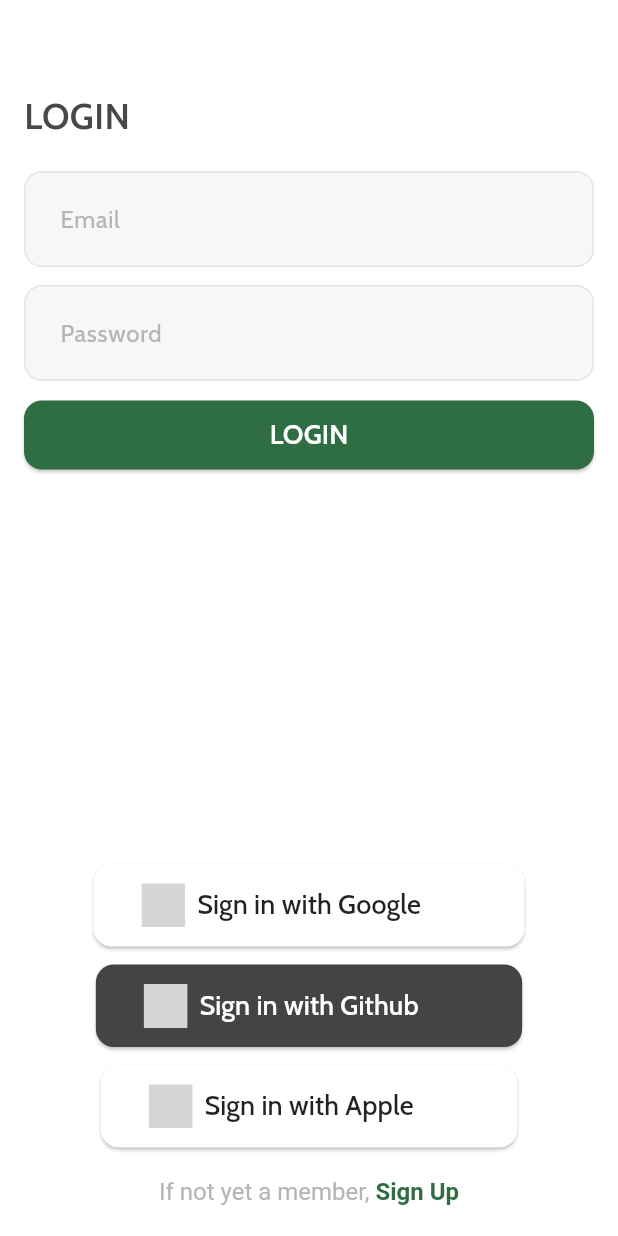
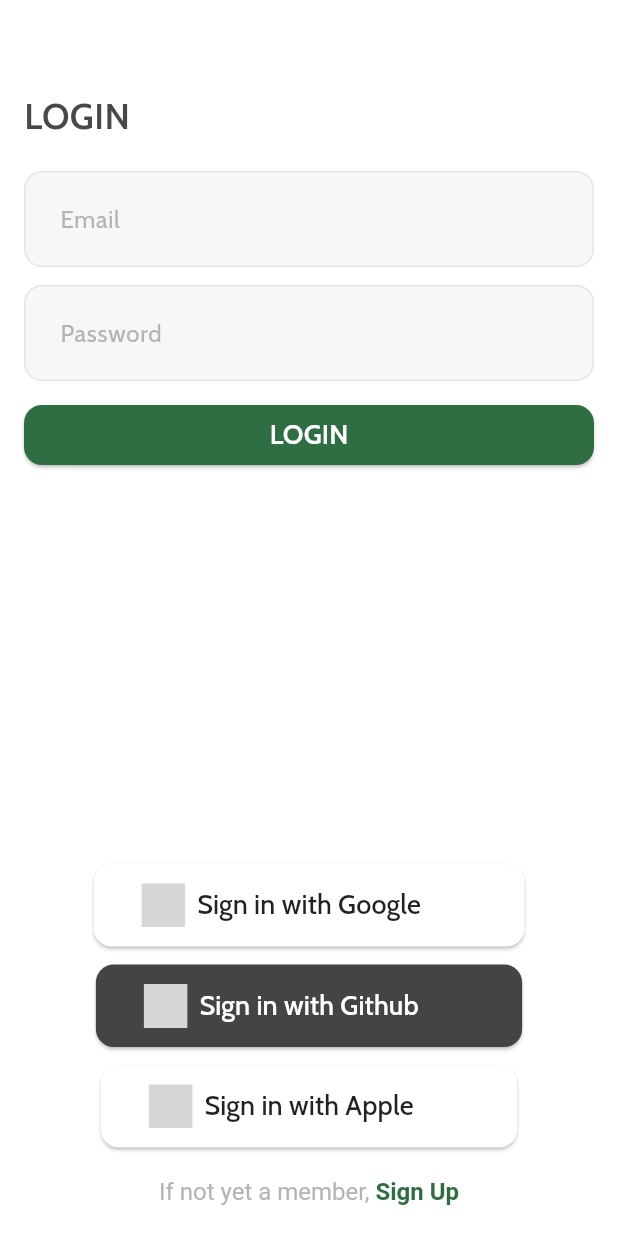
Before and after one commit to GSC-2024-Hongik-Team-6/safety-mobile, a Flutter app: the screen it shows after launch, on a phone screen of 412 x 824 dp. Run offline on Flutter 3.47's test engine with Material 3 defaults, Android fonts, the phone set to English and light mode, and no system bars; drawn by our look-alikes of social_login_buttons; our stand-ins replace dio, firebase_auth, firebase_core, flutter_riverpod, flutter_widget_from_html_core, freezed_annotation and 3 more; accounts and stored records are empty; generated files the repository leaves out were written again; grey boxes are pictures that could not be loaded.

Commit message:
refactor: CustomTextButton 적용

```diff
--- /dev/null
+++ b/lib/common/component/custom_elevated_button.dart
@@ -0,0 +1,44 @@
+import 'package:flutter/material.dart';
+import 'package:safetyedu/common/component/custom_text_style.dart';
+import 'package:safetyedu/common/const/colors.dart';
+
+class CustomElevatedBotton extends StatelessWidget {
+  final VoidCallback? onPressed;
+
+  final String text;
+
+  final Color? backgroundColor;
+
+  final Color? textColor;
+
+  final double? fontSize;
+
+  const CustomElevatedBotton({
+    super.key,
+    this.onPressed,
+    required this.text,
+    this.backgroundColor,
+    this.textColor,
+    this.fontSize,
+  });
+
+  @override
+  Widget build(BuildContext context) {
+    return ElevatedButton(
+      onPressed: onPressed,
+      style: ElevatedButton.styleFrom(
+        backgroundColor: backgroundColor ?? primaryColor,
+        shape: RoundedRectangleBorder(
+          borderRadius: BorderRadius.circular(12.0),
+        ),
+      ),
+      child: Text(
+        text,
+        style: TextStyles.titleTextStyle.copyWith(
+          color: textColor ?? Colors.white,
+          fontSize: fontSize ?? 18.0,
+        ),
+      ),
+    );
+  }
+}
--- a/lib/education/repository/education_repository.dart
+++ b/lib/education/repository/education_repository.dart
@@ -1,7 +1,6 @@
 import 'package:dio/dio.dart';
 import 'package:flutter_riverpod/flutter_riverpod.dart';
 import 'package:retrofit/retrofit.dart';
-import 'package:safetyedu/common/model/model_with_id.dart';
 import 'package:safetyedu/education/model/education_model.dart';
 import 'package:safetyedu/common/model/model_list.dart';
 import 'package:safetyedu/common/provider/dio_provider.dart';
--- a/lib/user/view/login_screen.dart
+++ b/lib/user/view/login_screen.dart
@@ -2,6 +2,7 @@ import 'package:flutter/gestures.dart';
 import 'package:flutter/material.dart';
 import 'package:flutter_riverpod/flutter_riverpod.dart';
 import 'package:go_router/go_router.dart';
+import 'package:safetyedu/common/component/custom_elevated_button.dart';
 import 'package:safetyedu/common/component/custom_text_form_field.dart';
 import 'package:safetyedu/common/component/custom_text_style.dart';
 import 'package:safetyedu/common/const/colors.dart';
@@ -68,8 +69,10 @@ class _LoginScreenState extends ConsumerState<LoginScreen> {
                             obscureText: true,
                           ),
                           const SizedBox(height: 12.0),
-                          // 로그인 버튼
-                          ElevatedButton(
+                          CustomElevatedBotton(
+                              text: currentUserState is UserLoading
+                                  ? 'Wait for a second...'
+                                  : 'LOGIN',
                               onPressed: currentUserState is UserLoading
                                   ? null
                                   : () {
@@ -79,27 +82,7 @@ class _LoginScreenState extends ConsumerState<LoginScreen> {
                                             email: email,
                                             password: password,
                                           );
-                                  },
-                            style: ElevatedButton.styleFrom(
-                              backgroundColor: primaryColor,
-                              shape: RoundedRectangleBorder(
-                                borderRadius: BorderRadius.circular(12.0),
-                              ),
-                            ),
-                            child: Padding(
-                              padding:
-                                  const EdgeInsets.symmetric(vertical: 10.0),
-                              child: Text(
-                                currentUserState is UserLoading
-                                    ? 'Wait for a second...'
-                                    : 'LOGIN',
-                                style: TextStyles.titleTextStyle.copyWith(
-                                  color: Colors.white,
-                                  fontSize: 18,
-                                ),
-                              ),
-                            ),
-                          ),
+                                    }),
                         ],
                       ),
                     ),
```
Also changed, not shown: lib/quiz/view/quiz_detail_screen.dart (+21 -3 lines), lib/user/view/signup_screen.dart (+4 -19 lines). Lines whose indentation alone changed are shown as unchanged.
